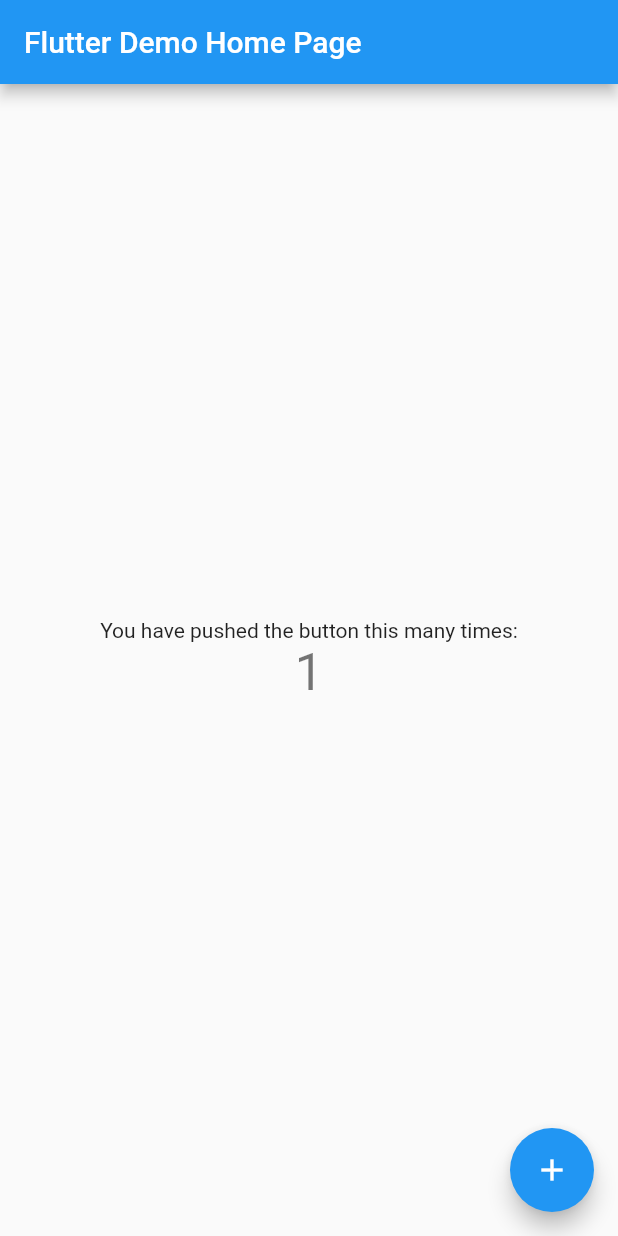
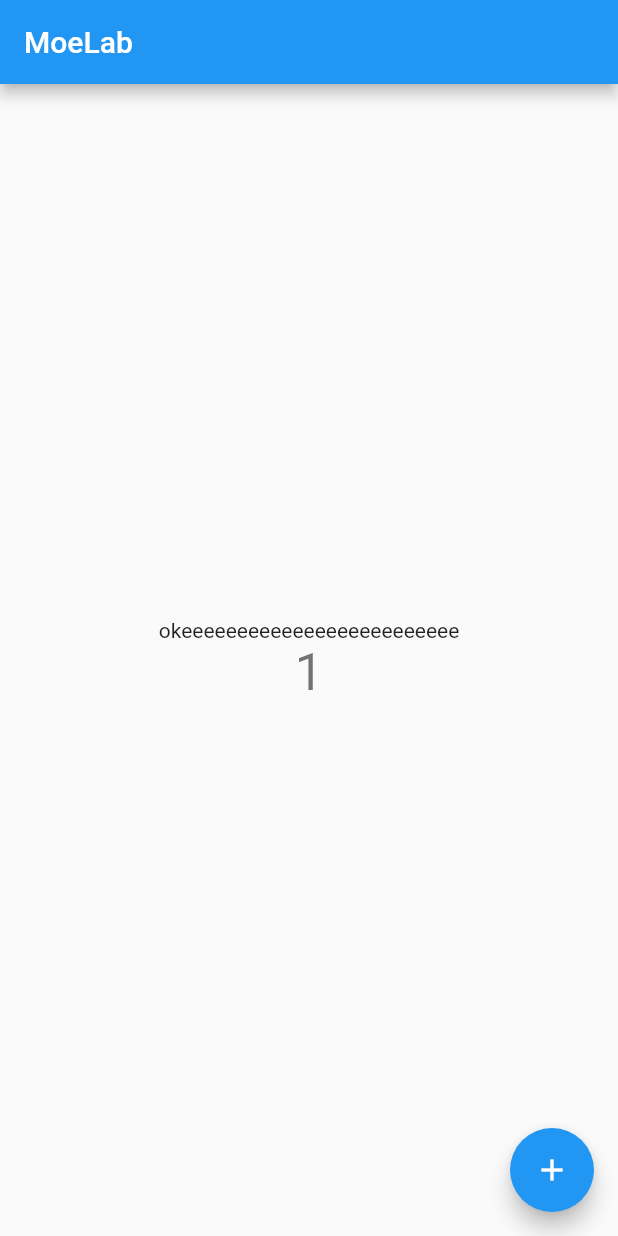
Before and after one commit to byNEET/moelab, a Flutter app: the MyHomePage screen opened directly, after a tap on the "add" icon, on a phone screen of 412 x 824 dp. Run offline on Flutter 3.47's test engine with Material 2 defaults, Android fonts, the light colour scheme and no system bars.

```diff
--- /dev/null
+++ b/lib/count/count.dart
@@ -0,0 +1,72 @@
+import 'package:flutter/material.dart';
+
+class MyHomePage extends StatefulWidget {
+  MyHomePage({Key key, this.title}) : super(key: key);
+
+  // This widget is the home page of your application. It is stateful, meaning
+  // that it has a State object (defined below) that contains fields that affect
+  // how it looks.
+
+  // This class is the configuration for the state. It holds the values (in this
+  // case the title) provided by the parent (in this case the App widget) and
+  // used by the build method of the State. Fields in a Widget subclass are
+  // always marked "final".
+
+  final String title;
+
+  @override
+  _MyHomePageState createState() => _MyHomePageState();
+}
+
+class _MyHomePageState extends State<MyHomePage> {
+  int _counter = 0;
+
+  void _incrementCounter() {
+    setState(() {
+      // This call to setState tells the Flutter framework that something has
+      // changed in this State, which causes it to rerun the build method below
+      // so that the display can reflect the updated values. If we changed
+      // _counter without calling setState(), then the build method would not be
+      // called again, and so nothing would appear to happen.
+      _counter++;
+    });
+  }
+
+  @override
+  Widget build(BuildContext context) {
+    // This method is rerun every time setState is called, for instance as done
+    // by the _incrementCounter method above.
+    //
+    // The Flutter framework has been optimized to make rerunning build methods
+    // fast, so that you can just rebuild anything that needs updating rather
+    // than having to individually change instances of widgets.
+    return Scaffold(
+      appBar: AppBar(
+        // Here we take the value from the MyHomePage object that was created by
+        // the App.build method, and use it to set our appbar title.
+        title: Text(widget.title),
+      ),
+      body: Center(
+
+        child: Column(
+
+          mainAxisAlignment: MainAxisAlignment.center,
+          children: <Widget>[
+            Text(
+              'okeeeeeeeeeeeeeeeeeeeeeeeee',
+            ),
+            Text(
+              '$_counter',
+              style: Theme.of(context).textTheme.display1,
+            ),
+          ],
+        ),
+      ),
+      floatingActionButton: FloatingActionButton(
+        onPressed: _incrementCounter,
+        tooltip: 'Increment',
+        child: Icon(Icons.add),
+      ), // This trailing comma makes auto-formatting nicer for build methods.
+    );
+  }
+}
--- a/lib/main.dart
+++ b/lib/main.dart
@@ -1,4 +1,5 @@
 import 'package:flutter/material.dart';
+import 'package:moelab/count/count.dart';
 
 void main() => runApp(MyApp());
 
@@ -9,103 +10,10 @@
     return MaterialApp(
       title: 'Flutter Demo',
       theme: ThemeData(
-        // This is the theme of your application.
-        //
-        // Try running your application with "flutter run". You'll see the
-        // application has a blue toolbar. Then, without quitting the app, try
-        // changing the primarySwatch below to Colors.green and then invoke
-        // "hot reload" (press "r" in the console where you ran "flutter run",
-        // or simply save your changes to "hot reload" in a Flutter IDE).
-        // Notice that the counter didn't reset back to zero; the application
-        // is not restarted.
+
         primarySwatch: Colors.blue,
       ),
-      home: MyHomePage(title: 'Flutter Demo Home Page'),
+      home: MyHomePage(title: 'MoeLab'),
     );
   }
 }
-
-class MyHomePage extends StatefulWidget {
-  MyHomePage({Key key, this.title}) : super(key: key);
-
-  // This widget is the home page of your application. It is stateful, meaning
-  // that it has a State object (defined below) that contains fields that affect
-  // how it looks.
-
-  // This class is the configuration for the state. It holds the values (in this
-  // case the title) provided by the parent (in this case the App widget) and
-  // used by the build method of the State. Fields in a Widget subclass are
-  // always marked "final".
-
-  final String title;
-
-  @override
-  _MyHomePageState createState() => _MyHomePageState();
-}
-
-class _MyHomePageState extends State<MyHomePage> {
-  int _counter = 0;
-
-  void _incrementCounter() {
-    setState(() {
-      // This call to setState tells the Flutter framework that something has
-      // changed in this State, which causes it to rerun the build method below
-      // so that the display can reflect the updated values. If we changed
-      // _counter without calling setState(), then the build method would not be
-      // called again, and so nothing would appear to happen.
-      _counter++;
-    });
-  }
-
-  @override
-  Widget build(BuildContext context) {
-    // This method is rerun every time setState is called, for instance as done
-    // by the _incrementCounter method above.
-    //
-    // The Flutter framework has been optimized to make rerunning build methods
-    // fast, so that you can just rebuild anything that needs updating rather
-    // than having to individually change instances of widgets.
-    return Scaffold(
-      appBar: AppBar(
-        // Here we take the value from the MyHomePage object that was created by
-        // the App.build method, and use it to set our appbar title.
-        title: Text(widget.title),
-      ),
-      body: Center(
-        // Center is a layout widget. It takes a single child and positions it
-        // in the middle of the parent.
-        child: Column(
-          // Column is also a layout widget. It takes a list of children and
-          // arranges them vertically. By default, it sizes itself to fit its
-          // children horizontally, and tries to be as tall as its parent.
-          //
-          // Invoke "debug painting" (press "p" in the console, choose the
-          // "Toggle Debug Paint" action from the Flutter Inspector in Android
-          // Studio, or the "Toggle Debug Paint" command in Visual Studio Code)
-          // to see the wireframe for each widget.
-          //
-          // Column has various properties to control how it sizes itself and
-          // how it positions its children. Here we use mainAxisAlignment to
-          // center the children vertically; the main axis here is the vertical
-          // axis because Columns are vertical (the cross axis would be
-          // horizontal).
-          mainAxisAlignment: MainAxisAlignment.center,
-          children: <Widget>[
-            Text(
-              'You have pushed the button this many times:',
-            ),
-            Text(
-              '$_counter',
-              style: Theme.of(context).textTheme.display1,
-            ),
-          ],
-        ),
-      ),
-      floatingActionButton: FloatingActionButton(
-        onPressed: _incrementCounter,
-        tooltip: 'Increment',
-        child: Icon(Icons.add),
-      ), // This trailing comma makes auto-formatting nicer for build methods.
-    );
-  }
-}
```
Also changed, not shown: 1 other file.
